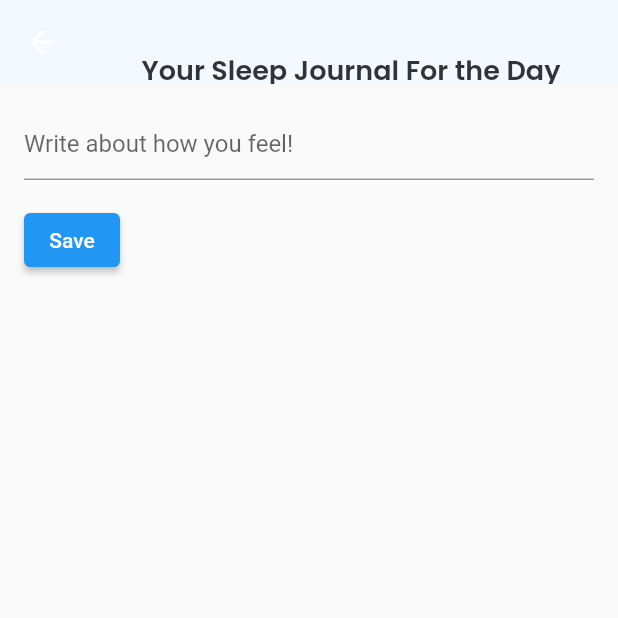
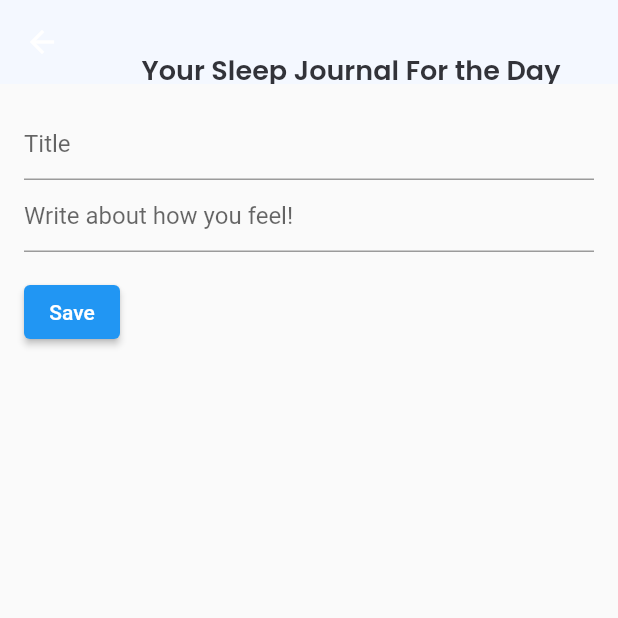
Before and after one commit to Ayush2233/hush, a Flutter app: the screen it shows after launch, after a tap on the "edit" icon, on a phone screen of 412 x 824 dp, the top half of it. Run offline on Flutter 3.47's test engine with Material 2 defaults, Android fonts, the phone set to English and light mode, and no system bars; our stand-ins replace cloud_firestore, firebase_core, google_fonts; accounts and stored records are empty.

Commit message:
First Commit

```diff
--- a/lib/main.dart
+++ b/lib/main.dart
@@ -1,3 +1,5 @@
+import 'package:cloud_firestore/cloud_firestore.dart';
+import 'package:firebase_core/firebase_core.dart';
 import 'package:flutter/material.dart';
 import 'package:google_fonts/google_fonts.dart';
 import 'anotherday.dart'; // Import the AnotherDayPage
@@ -9,6 +11,7 @@ class JournalEntryPage extends StatefulWidget {
 
 class _JournalEntryPageState extends State<JournalEntryPage> {
   TextEditingController _textEditingController = TextEditingController();
+  TextEditingController _titlecontroller = TextEditingController();
 
   @override
   Widget build(BuildContext context) {
@@ -38,6 +41,13 @@ class _JournalEntryPageState extends State<JournalEntryPage> {
           crossAxisAlignment: CrossAxisAlignment.start,
           children: [
             TextField(
+              controller: _titlecontroller,
+              maxLines: null,
+              decoration: InputDecoration(
+                hintText: 'Title',
+              ),
+            ),
+            TextField(
               controller: _textEditingController,
               maxLines: null,
               decoration: InputDecoration(
@@ -47,11 +57,18 @@ class _JournalEntryPageState extends State<JournalEntryPage> {
             SizedBox(height: 16),
             ElevatedButton(
               onPressed: () {
-                String journalEntry = _textEditingController.text;
+                FirebaseFirestore.instance.collection('notes').add(
+                  {
+                    'title':_titlecontroller.text,
+                    'body':_textEditingController.text,
+                    'date':DateTime.now()
+                  }
+                );
                 // Do something with the journal entry (e.g., save it)
                 Navigator.pop(context); // Go back to the previous screen
               },
               child: Text('Save'),
+
             ),
           ],
         ),
@@ -60,8 +77,11 @@ class _JournalEntryPageState extends State<JournalEntryPage> {
   }
 }
 
-void main() {
+Future<void> main() async {
+  WidgetsFlutterBinding.ensureInitialized();
+  await Firebase.initializeApp();
   runApp(MaterialApp(
+
     home: MyApp(),
   ));
 }
```
Also changed, not shown: lib/model/notemodel.dart (added, +21 -0 lines), pubspec.yaml (+4 -3 lines), pubspec.lock, 10 other files.
